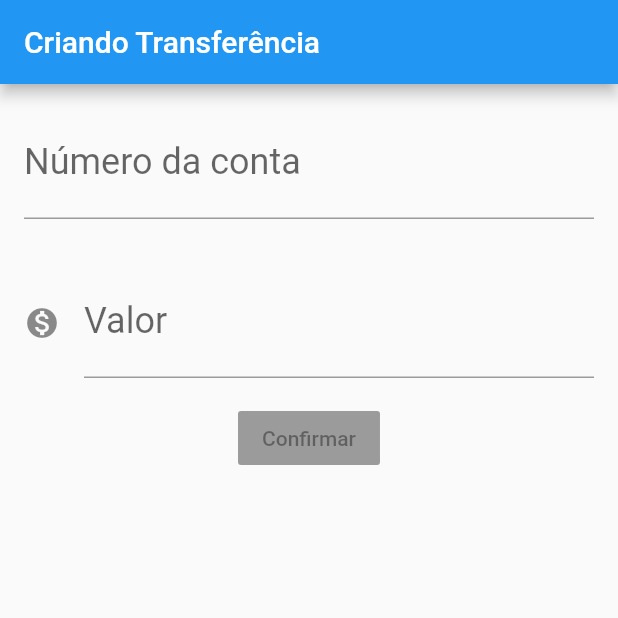
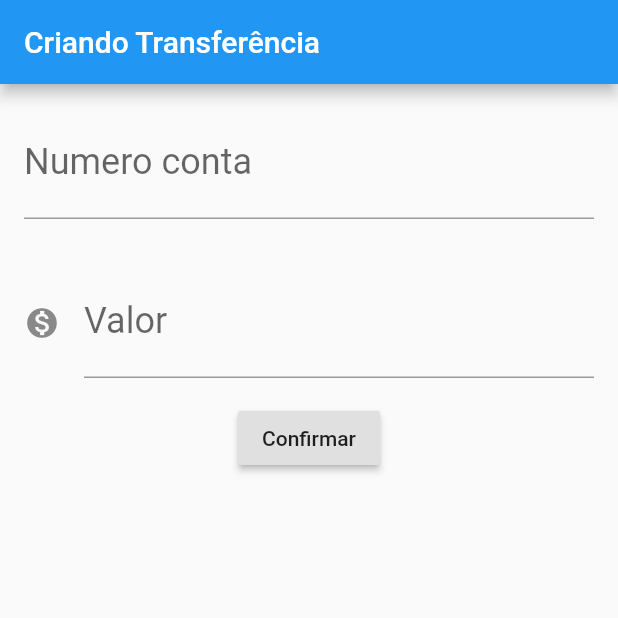
Before and after one commit to galegoz/Flutter_Transferencias_app, a Flutter app: the screen it shows after launch, on a phone screen of 412 x 824 dp, the top half of it. Run offline on Flutter 3.47's test engine with Material 2 defaults, Android fonts, the phone set to English and light mode, and no system bars.

Commit message:
Refatoração de código

```diff
--- a/lib/main.dart
+++ b/lib/main.dart
@@ -13,6 +13,9 @@ class BytebankApp extends StatelessWidget {
 }
 
 class FormularioTransferencia extends StatelessWidget {
+
+  final TextEditingController _controladorCampoNumeroConta = TextEditingController();
+  final TextEditingController _controladorCampoValor = TextEditingController();
   @override
   Widget build(BuildContext context) {
     return Scaffold(
@@ -20,39 +23,58 @@ class FormularioTransferencia extends StatelessWidget {
         title: Text('Criando Transferência'),
       ),
       body: Column(
-
         children: <Widget>[
-          Padding(
-            padding: const EdgeInsets.all(16.0),
-            child: TextField(
-              style: TextStyle(
-                fontSize: 24.0,
-              ),
-              decoration:
-                  InputDecoration(
-                      labelText: 'Número da conta',
-                      hintText: '0000'),
-              keyboardType: TextInputType.number,
-            ),
-          ), Padding(
-            padding: const EdgeInsets.all(16.0),
-            child: TextField(
-              style: TextStyle(
-                fontSize: 24.0,
-              ),
-              decoration:
-                  InputDecoration(
-                    icon:Icon(Icons.monetization_on),
-                      labelText: 'Valor',
-                      hintText: '0.00'),
-              keyboardType: TextInputType.number,
-            ),
-          ),
-
+          Editor(
+              controller: _controladorCampoNumeroConta,
+              rotulo: 'Numero conta',
+              dica: '0000'),
+          Editor(
+              controller: _controladorCampoValor,
+              rotulo: 'Valor',
+              dica: '0.00',
+              icone: Icons.monetization_on),
           RaisedButton(
-            child: Text('Confirmar')
+            child: Text('Confirmar'),
+            onPressed: () => _CriaTransferencia(),
           ),
         ],
+      ),
+    );
+  }
+
+  void _CriaTransferencia() {
+    final int numeroConta = int.tryParse(_controladorCampoNumeroConta.text);
+    final double valor = double.tryParse(_controladorCampoValor.text);
+    if (numeroConta != null && valor != null) {
+      final transferenciaCriada = Transferencia(valor, numeroConta);
+    }
+  }
+}
+
+
+class Editor extends StatelessWidget {
+
+  final TextEditingController controller;
+  final String rotulo;
+  final String dica;
+  final IconData icone;
+
+  Editor({this.controller, this.rotulo, this.dica, this.icone});
+
+  @override
+  Widget build(BuildContext context) {
+    return Padding(
+      padding: const EdgeInsets.all(16.0),
+      child: TextField(
+        controller: controller,
+        style: TextStyle(
+          fontSize: 24.0,
+        ),
+        decoration: InputDecoration(
+            icon: icone != null ? Icon(icone) : null,
+            labelText: rotulo,
+            hintText: dica),
+        keyboardType: TextInputType.number,
       ),
     );
   }
@@ -82,7 +104,6 @@ class ListaTransferencia extends StatelessWidget {
 
 class itemTransferencia extends StatelessWidget {
   final Transferencia _transferencia;
-
   itemTransferencia(this._transferencia);
 
   @override
@@ -103,4 +124,9 @@ class Transferencia {
   final int numeroConta;
 
   Transferencia(this.valor, this.numeroConta);
+
+  @override
+  String toString() {
+    return 'Transferencia{valor: $valor, numeroConta: $numeroConta}';
+  }
 }
```
